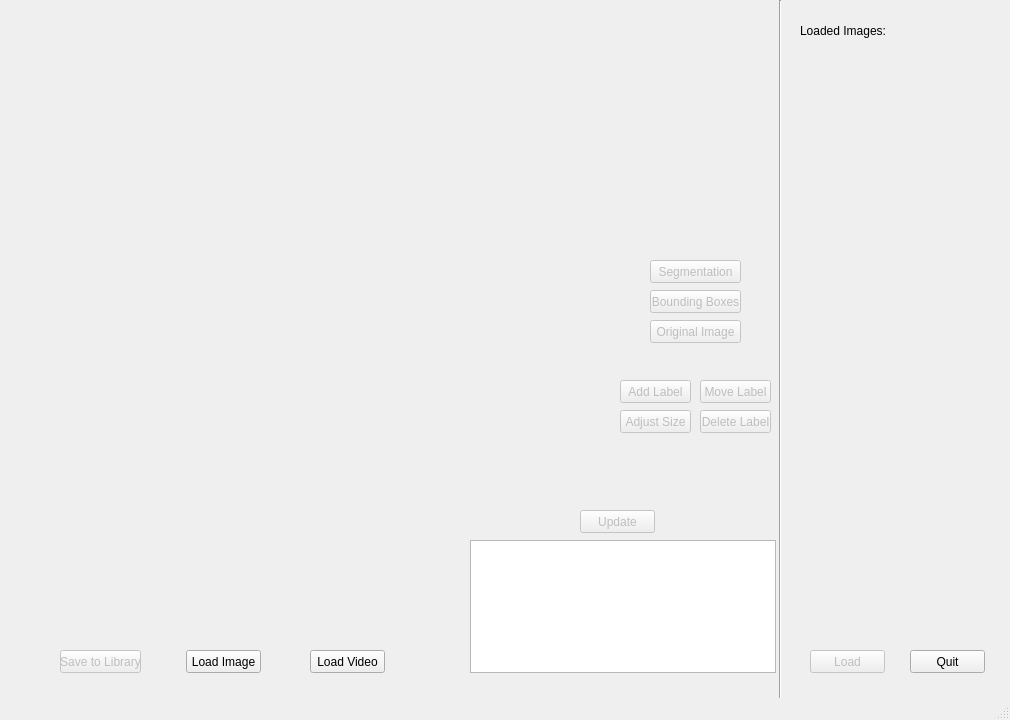
Above: mainWin.ui from TimotheosS/Automatic-Image-Annotation before the change. Below: the same form after it.
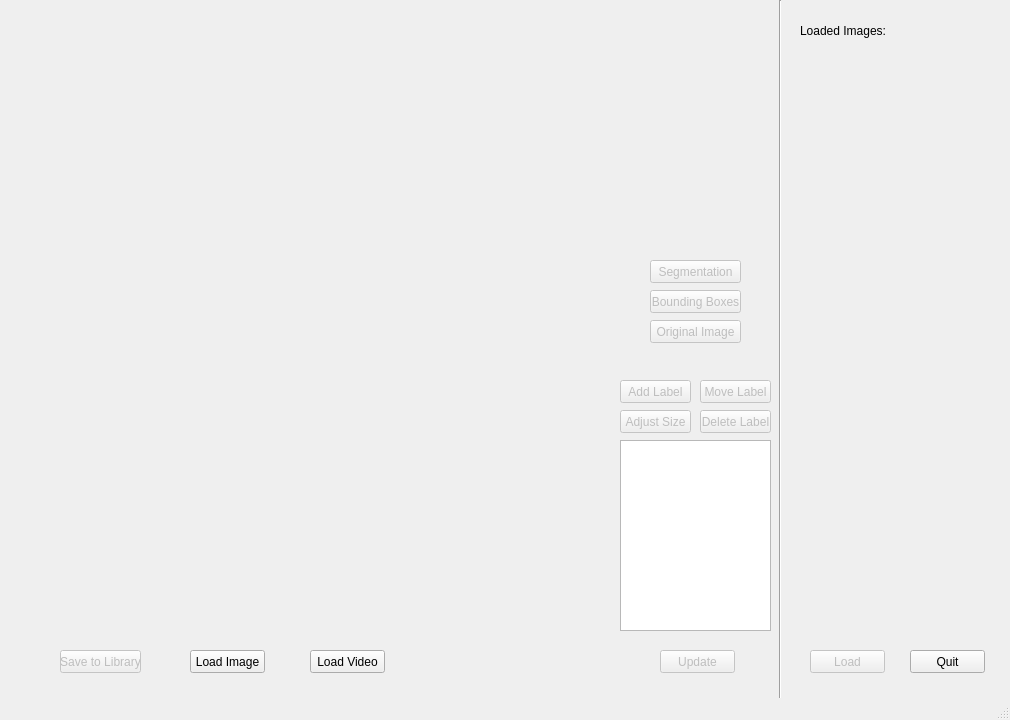
That is the form after the change.

The edit to the form file:
```diff
--- a/mainWin.ui
+++ b/mainWin.ui
@@ -41,7 +41,7 @@
    <widget class="QPushButton" name="loadIm">
     <property name="geometry">
      <rect>
-      <x>186</x>
+      <x>190</x>
       <y>650</y>
       <width>75</width>
       <height>23</height>
@@ -125,10 +125,10 @@
    <widget class="QTableWidget" name="detailsTable">
     <property name="geometry">
      <rect>
-      <x>470</x>
-      <y>540</y>
-      <width>306</width>
-      <height>133</height>
+      <x>620</x>
+      <y>440</y>
+      <width>151</width>
+      <height>191</height>
      </rect>
     </property>
     <property name="sizeAdjustPolicy">
@@ -154,8 +154,8 @@
     </property>
     <property name="geometry">
      <rect>
-      <x>580</x>
-      <y>510</y>
+      <x>660</x>
+      <y>650</y>
       <width>75</width>
       <height>23</height>
      </rect>
```
Left out of the diff: 2 changed lines with no effect on the pictures.
